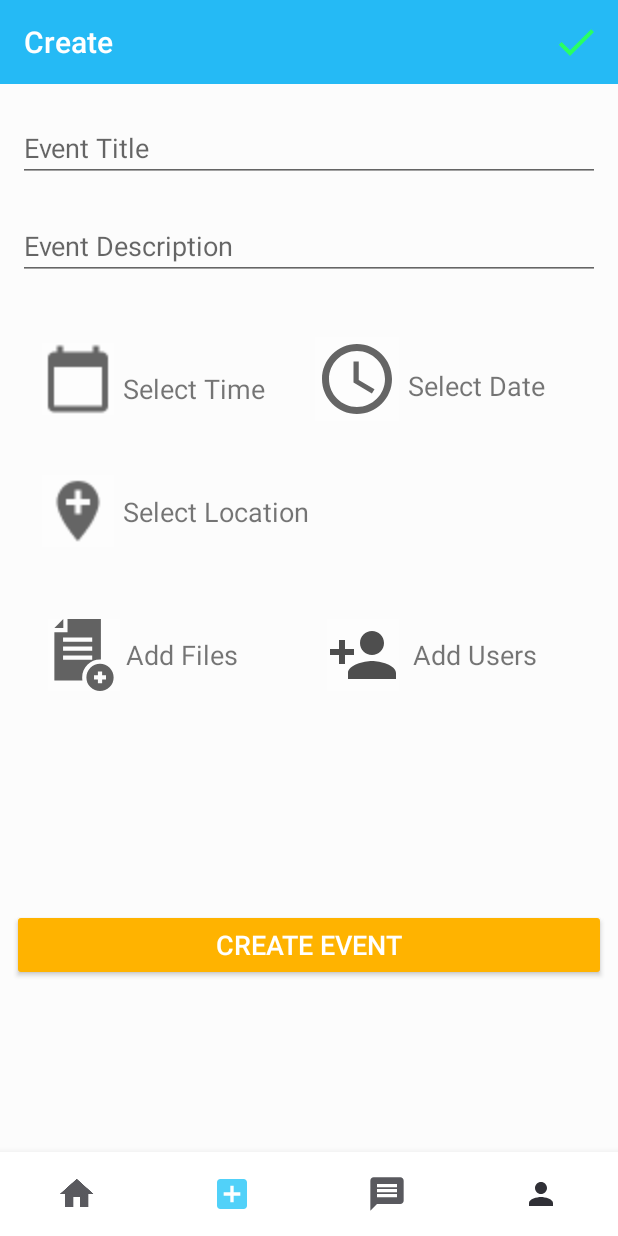
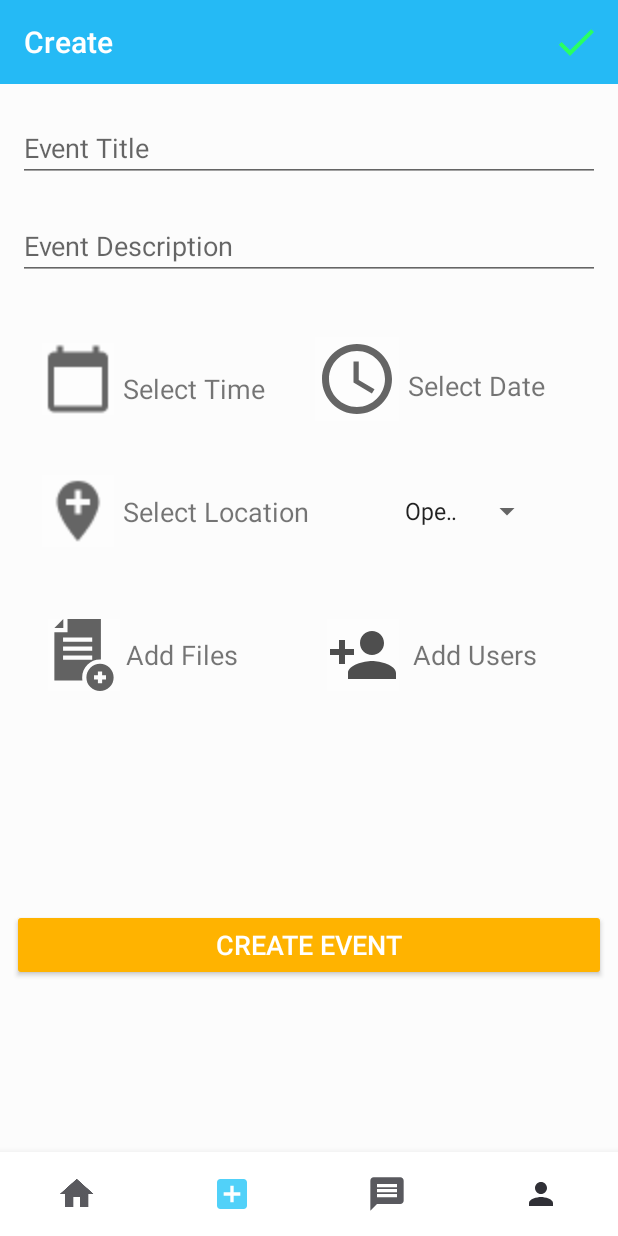
Before and after one commit to pgarza917/GroupStudy, an Android app: the MainActivity screen opened directly, with no data from a screen before it, item 2 of the bottom bar chosen, on a phone screen of 412 x 824 dp. Run offline under Robolectric (Android 15) with nearby library versions, the phone set to English and light mode, and no system bars; our stand-ins replace Firebase (no records; nobody signed in at launch, a user with empty details on screens opened directly); libraries missing offline, so code that uses them is left out: com.parse, org.parceler; 14 statements that could not run were skipped.

Commit message:
Added logic for user to select privacy of event and configured it with Parse DB

```diff
--- a/app/src/main/java/com/example/studygroup/MainActivity.java
+++ b/app/src/main/java/com/example/studygroup/MainActivity.java
@@ -52,7 +52,7 @@ public class MainActivity extends AppCompatActivity {
         Toolbar toolbar = findViewById(R.id.toolbar);
         setSupportActionBar(toolbar);
 
-        Account currentGoogleAccount = GoogleSignIn.getLastSignedInAccount(this).getAccount();
+        //Account currentGoogleAccount = GoogleSignIn.getLastSignedInAccount(this).getAccount();
         mFirebaseAuth = FirebaseAuth.getInstance();
 
         mBottomNavigationView = findViewById(R.id.bottom_navigation);
--- a/app/src/main/java/com/example/studygroup/eventCreation/CreateEventFragment.java
+++ b/app/src/main/java/com/example/studygroup/eventCreation/CreateEventFragment.java
@@ -23,9 +23,12 @@ import android.view.Menu;
 import android.view.MenuInflater;
 import android.view.View;
 import android.view.ViewGroup;
+import android.widget.AdapterView;
+import android.widget.ArrayAdapter;
 import android.widget.Button;
 import android.widget.EditText;
 import android.widget.ImageButton;
+import android.widget.Spinner;
 import android.widget.TextView;
 import android.widget.Toast;
 
@@ -128,6 +131,7 @@ public class CreateEventFragment extends Fragment {
         mDescriptionEditText = view.findViewById(R.id.descriptionEditText);
         mSelectedLocationTextView = view.findViewById(R.id.selectLocationTextView);
         mAddFilesTextView = view.findViewById(R.id.addFilesTextView);
+
         mFileAdapter = new FileViewAdapter(getContext(), mEventFiles);
         mUsersAdapter = new UsersAdapter(getContext(), mEventUsers, checkBoxListener);
 
@@ -140,6 +144,7 @@ public class CreateEventFragment extends Fragment {
         RecyclerView mAttachedFilesRecyclerView = view.findViewById(R.id.attachedFilesRecyclerView);
         RecyclerView mEventUsersRecyclerView = view.findViewById(R.id.eventUsersRecyclerView);
         Button mSubmitButton = view.findViewById(R.id.submitButton);
+        final Spinner privacySpinner = view.findViewById(R.id.privacySelectSpinner);
 
         // Setup for file recycler view
         mAttachedFilesRecyclerView.setLayoutManager(new LinearLayoutManager(getContext()));
@@ -155,6 +160,26 @@ public class CreateEventFragment extends Fragment {
         DividerItemDecoration userViewDivider = new DividerItemDecoration(mEventUsersRecyclerView.getContext(), DividerItemDecoration.VERTICAL);
         mEventUsersRecyclerView.addItemDecoration(userViewDivider);
 
+        List<String> spinnerOptions = new ArrayList<String>();
+        spinnerOptions.add("Open");
+        spinnerOptions.add("Closed");
+        final int[] selectedPrivacy = {0};
+
+        ArrayAdapter<String> spinnerAdapter = new ArrayAdapter<String>(getContext(), android.R.layout.simple_spinner_item, spinnerOptions);
+        spinnerAdapter.setDropDownViewResource(android.R.layout.simple_spinner_dropdown_item);
+        privacySpinner.setAdapter(spinnerAdapter);
+        privacySpinner.setSelection(0);
+        privacySpinner.setOnItemSelectedListener(new AdapterView.OnItemSelectedListener() {
+            @Override
+            public void onItemSelected(AdapterView<?> adapterView, View view, int position, long id) {
+                selectedPrivacy[0] = position;
+            }
+
+            @Override
+            public void onNothingSelected(AdapterView<?> adapterView) {
+
+            }
+        });
 
         View.OnClickListener dateSelectListener = new View.OnClickListener() {
             @Override
@@ -319,7 +344,7 @@ public class CreateEventFragment extends Fragment {
                     }
                 }
                 updateEvent(finalEventToEdit, mTitleEditText.getText().toString(), mDescriptionEditText.getText().toString(),
-                            eventDateTime, mSelectedLocationGeoPoint, mSelectedLocationName, mEventFiles, mEventUsers);
+                            eventDateTime, mSelectedLocationGeoPoint, mSelectedLocationName, mEventFiles, mEventUsers, selectedPrivacy);
             }
         };
 
@@ -499,7 +524,7 @@ public class CreateEventFragment extends Fragment {
     }
 
     private void updateEvent(Event eventToEdit, String newTitle, String newDescription, Date dateTime, ParseGeoPoint location,
-                             String locationName, List<FileExtended> files, List<ParseUser> users) {
+                             String locationName, List<FileExtended> files, List<ParseUser> users, int[] privacySetting) {
         if(newTitle != null && !newTitle.isEmpty()) {
             eventToEdit.setTitle(newTitle);
         }
@@ -525,6 +550,13 @@ public class CreateEventFragment extends Fragment {
                 eventToEdit.put("users", users.get(i));
             }
         }
+        if(privacySetting != null) {
+            if(privacySetting[0] == 0) {
+                eventToEdit.put("privacy", "open");
+            } else {
+                eventToEdit.put("privacy", "closed");
+            }
+        }
 
         eventToEdit.saveInBackground(new SaveCallback() {
             @Override
--- a/app/src/main/java/com/example/studygroup/messaging/MessageTabFragment.java
+++ b/app/src/main/java/com/example/studygroup/messaging/MessageTabFragment.java
@@ -134,11 +134,13 @@ public class MessageTabFragment extends Fragment {
                     for(String id : mUserIdList) {
                         if(user.getId().equals(id)) {
                             if(!mUsersList.isEmpty()) {
+                                List<User> usersToAdd = new ArrayList<>();
                                 for(User user1 : mUsersList) {
                                     if(!user.getId().equals(user1.getId())) {
-                                        mUsersList.add(user);
+                                        usersToAdd.add(user);
                                     }
                                 }
+                                mUsersList.addAll(usersToAdd);
                             } else {
                                 mUsersList.add(user);
                             }
--- a/app/src/main/res/layout/fragment_create_event.xml
+++ b/app/src/main/res/layout/fragment_create_event.xml
@@ -103,7 +103,7 @@
 
     <TextView
         android:id="@+id/selectLocationTextView"
-        android:layout_width="200dp"
+        android:layout_width="170dp"
         android:layout_height="wrap_content"
         android:layout_below="@+id/timePickerImageButton"
         android:layout_marginStart="18dp"
@@ -176,5 +176,14 @@
         android:text="Add Users"
         android:textSize="18sp" />
 
+    <Spinner
+        android:id="@+id/privacySelectSpinner"
+        android:layout_width="100dp"
+        android:layout_height="wrap_content"
+        android:layout_below="@+id/timePickerImageButton"
+        android:layout_alignParentEnd="true"
+        android:layout_marginTop="64dp"
+        android:layout_marginEnd="50dp" />
+
 
 </RelativeLayout>
```
